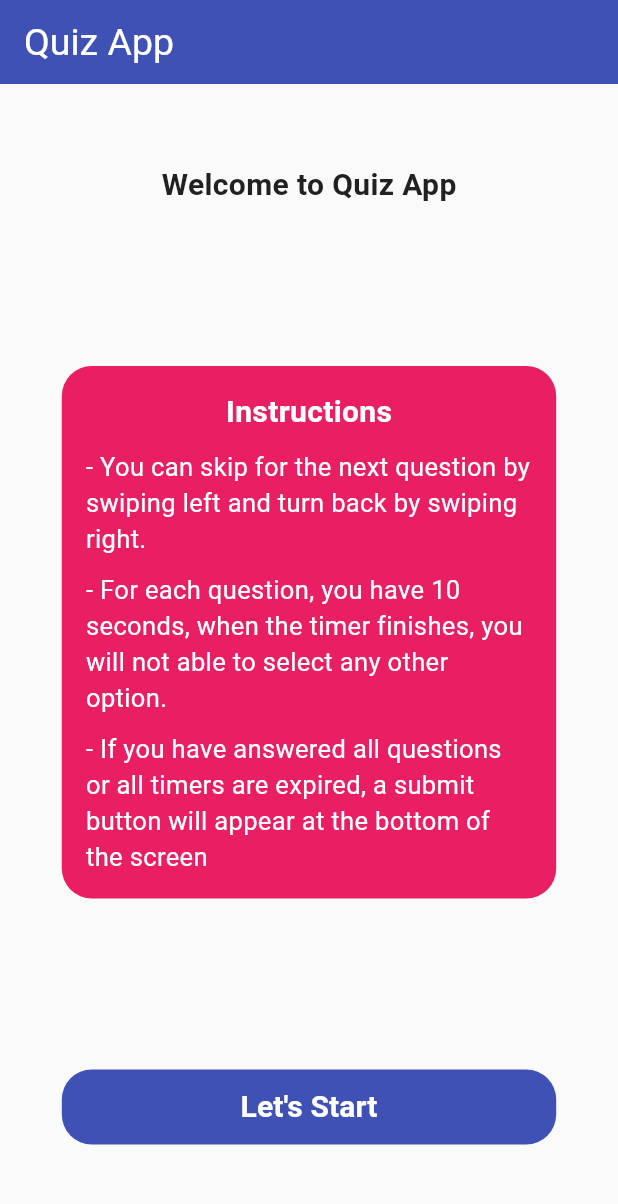
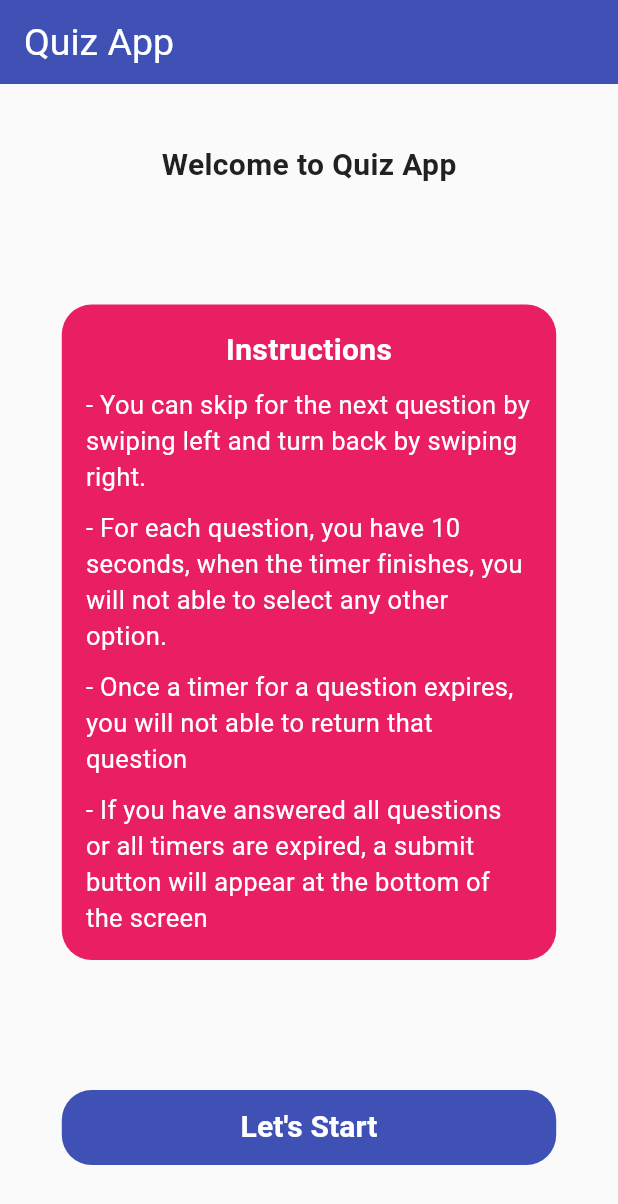
Before and after one commit to RedHotChiliPeppers35/quiz_app, a Flutter app: the screen it shows after launch, on a phone screen of 412 x 824 dp. Shown: the top 1204 px of the screen. Run offline on Flutter 3.47's test engine with Material 3 defaults, Android fonts, the phone set to English and light mode, and no system bars; our stand-ins replace flutter_riverpod.

Commit message:
Changes to be committed: 	modified:   lib/presentation/pages/quiz_screen.dart 	modified:   lib/presentation/pages/welcome_page.dart

```diff
--- a/lib/presentation/pages/quiz_screen.dart
+++ b/lib/presentation/pages/quiz_screen.dart
@@ -45,7 +45,6 @@ class _QuizScreenState extends State<QuizScreen> {
                           controller: _pageController,
                           onPageChanged: (index) {
                             setState(() {
-
                               if (context
                                   .read(quizProvider.notifier)
                                   .isExpired(index)) {
--- a/lib/presentation/pages/welcome_page.dart
+++ b/lib/presentation/pages/welcome_page.dart
@@ -51,6 +51,12 @@ class WelcomePage extends StatelessWidget {
                     height: 10,
                   ),
                   Text(
+                      "- Once a timer for a question expires, you will not able to return that question",
+                      style: TextStyle(fontSize: 17, color: Colors.white)),
+                  SizedBox(
+                    height: 10,
+                  ),
+                  Text(
                       "- If you have answered all questions or all timers are expired, a submit button will appear at the bottom of the screen",
                       style: TextStyle(fontSize: 17, color: Colors.white)),
                 ],
```
